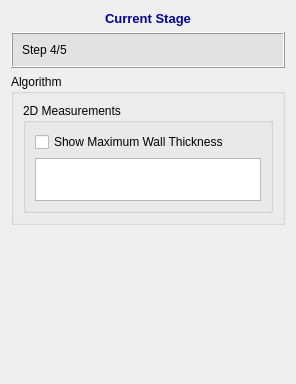
Old version of the form codes/Controller/InteractorStyles/QInteractorStyleMaximumWallThickness.ui in the repository wuzhuobin/Vessel_Project.
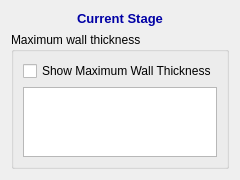
New version of the form.

```diff
--- a/codes/Controller/InteractorStyles/QInteractorStyleMaximumWallThickness.ui
+++ b/codes/Controller/InteractorStyles/QInteractorStyleMaximumWallThickness.ui
@@ -6,8 +6,8 @@
    <rect>
     <x>0</x>
     <y>0</y>
-    <width>296</width>
-    <height>384</height>
+    <width>223</width>
+    <height>170</height>
    </rect>
   </property>
   <property name="windowTitle">
@@ -31,62 +31,6 @@
      </property>
     </widget>
    </item>
-   <item>
-    <widget class="QFrame" name="frame_7">
-     <property name="minimumSize">
-      <size>
-       <width>0</width>
-       <height>0</height>
-      </size>
-     </property>
-     <property name="font">
-      <font>
-       <family>Arial</family>
-       <pointsize>10</pointsize>
-      </font>
-     </property>
-     <property name="styleSheet">
-      <string notr="true">background-color: rgb(226, 226, 226)</string>
-     </property>
-     <property name="frameShape">
-      <enum>QFrame::Box</enum>
-     </property>
-     <property name="frameShadow">
-      <enum>QFrame::Raised</enum>
-     </property>
-     <property name="lineWidth">
-      <number>1</number>
-     </property>
-     <layout class="QVBoxLayout" name="verticalLayout_16">
-      <property name="spacing">
-       <number>7</number>
-      </property>
-      <item>
-       <layout class="QVBoxLayout" name="verticalLayout_17">
-        <property name="spacing">
-         <number>7</number>
-        </property>
-        <item>
-         <layout class="QHBoxLayout" name="horizontalLayout_13">
-          <item>
-           <widget class="QLabel" name="label_28">
-            <property name="font">
-             <font>
-              <family>Arial</family>
-             </font>
-            </property>
-            <property name="text">
-             <string>Step 4/5</string>
-            </property>
-           </widget>
-          </item>
-         </layout>
-        </item>
-       </layout>
-      </item>
-     </layout>
-    </widget>
-   </item>
    <item>
     <widget class="QGroupBox" name="groupBox_5">
      <property name="sizePolicy">
@@ -102,36 +46,21 @@
       </size>
      </property>
      <property name="title">
-      <string>Algorithm</string>
+      <string>Maximum wall thickness</string>
      </property>
      <layout class="QVBoxLayout" name="verticalLayout_22">
       <item>
-       <widget class="QGroupBox" name="groupBox_7">
-        <property name="maximumSize">
-         <size>
-          <width>16777215</width>
-          <height>110</height>
-         </size>
+       <widget class="QCheckBox" name="checkBoxMaximumWallThickness">
+        <property name="text">
+         <string>Show Maximum Wall Thickness</string>
         </property>
-        <property name="title">
-         <string>2D Measurements</string>
+       </widget>
+      </item>
+      <item>
+       <widget class="QPlainTextEdit" name="plainTextEditError">
+        <property name="readOnly">
+         <bool>true</bool>
         </property>
-        <layout class="QVBoxLayout" name="verticalLayout_21">
-         <item>
-          <widget class="QCheckBox" name="checkBoxMaximumWallThickness">
-           <property name="text">
-            <string>Show Maximum Wall Thickness</string>
-           </property>
-          </widget>
-         </item>
-         <item>
-          <widget class="QPlainTextEdit" name="plainTextEditError">
-           <property name="readOnly">
-            <bool>true</bool>
-           </property>
-          </widget>
-         </item>
-        </layout>
        </widget>
       </item>
      </layout>
```
